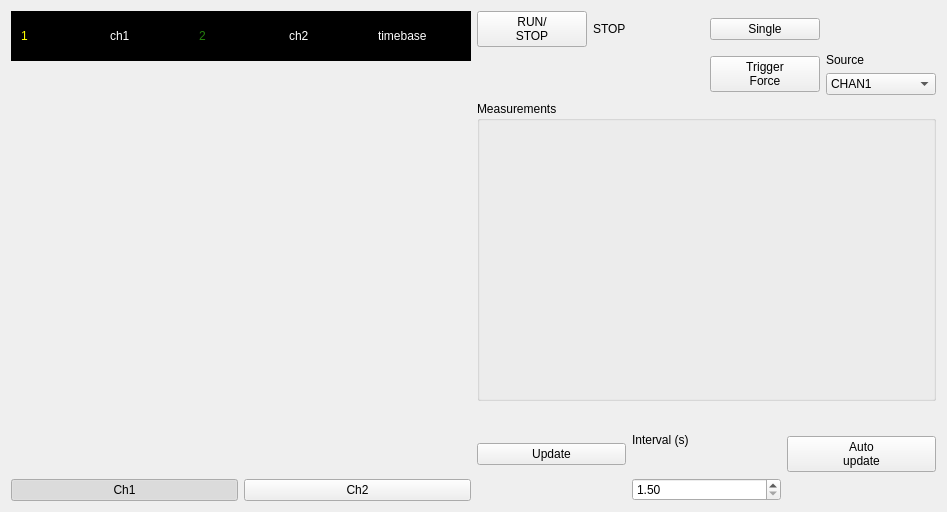
This is TDS220/OscilloscopeWidgetUI_v1_02.ui in snu-quiqcl/Verdin_Log as Qt 5 draws it before an edit. The edited form follows.
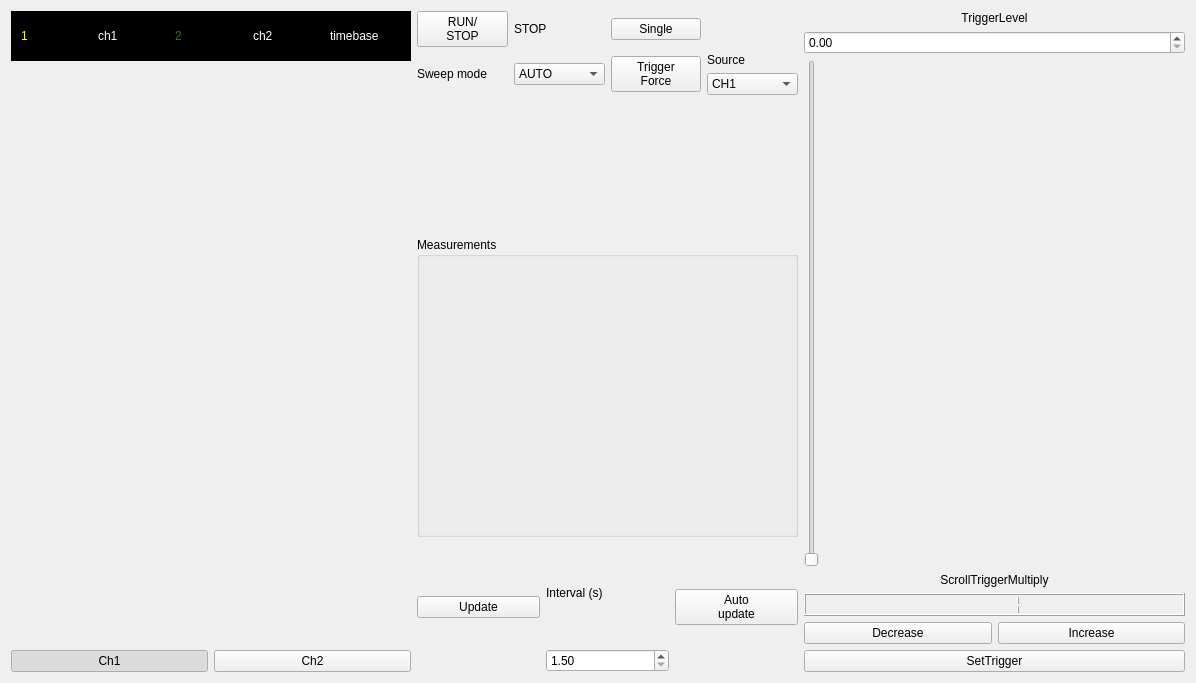
This is the edited form.

Diff of the .ui file:
```diff
--- a/TDS220/OscilloscopeWidgetUI_v1_02.ui
+++ b/TDS220/OscilloscopeWidgetUI_v1_02.ui
@@ -6,8 +6,8 @@
    <rect>
     <x>0</x>
     <y>0</y>
-    <width>947</width>
-    <height>512</height>
+    <width>1196</width>
+    <height>683</height>
    </rect>
   </property>
   <property name="windowTitle">
@@ -15,48 +15,35 @@
   </property>
   <layout class="QGridLayout" name="gridLayout_3">
    <item row="2" column="1">
-    <layout class="QGridLayout" name="gridLayout_2">
-     <item row="0" column="2">
-      <widget class="QLabel" name="label">
-       <property name="text">
-        <string>Interval (s)</string>
-       </property>
-      </widget>
-     </item>
-     <item row="0" column="3" rowspan="2">
-      <widget class="QPushButton" name="autoUpdateButton">
-       <property name="text">
-        <string>Auto
-update</string>
-       </property>
-       <property name="checkable">
-        <bool>true</bool>
-       </property>
-      </widget>
-     </item>
-     <item row="1" column="2">
-      <widget class="QDoubleSpinBox" name="updateIntervalSpinBox">
-       <property name="minimum">
-        <double>1.500000000000000</double>
-       </property>
-       <property name="maximum">
-        <double>100.000000000000000</double>
-       </property>
-       <property name="singleStep">
-        <double>0.500000000000000</double>
-       </property>
-      </widget>
-     </item>
-     <item row="0" column="1" rowspan="2">
-      <widget class="QPushButton" name="updateButton">
-       <property name="text">
-        <string>Update</string>
-       </property>
-      </widget>
-     </item>
-    </layout>
+    <widget class="QGroupBox" name="groupBox_2">
+     <property name="minimumSize">
+      <size>
+       <width>0</width>
+       <height>300</height>
+      </size>
+     </property>
+     <property name="title">
+      <string>Measurements</string>
+     </property>
+     <layout class="QGridLayout" name="gridLayout_4">
+      <item row="0" column="0">
+       <widget class="QLabel" name="MeasurementLabel">
+        <property name="text">
+         <string/>
+        </property>
+       </widget>
+      </item>
+      <item row="1" column="0">
+       <widget class="QLabel" name="Measurement_Immed">
+        <property name="text">
+         <string/>
+        </property>
+       </widget>
+      </item>
+     </layout>
+    </widget>
    </item>
-   <item row="0" column="0" rowspan="3">
+   <item row="0" column="0" rowspan="4">
     <layout class="QVBoxLayout" name="verticalLayout">
      <item>
       <widget class="QFrame" name="frame">
@@ -201,35 +188,6 @@
      </item>
     </layout>
    </item>
-   <item row="1" column="1">
-    <widget class="QGroupBox" name="groupBox_2">
-     <property name="minimumSize">
-      <size>
-       <width>0</width>
-       <height>300</height>
-      </size>
-     </property>
-     <property name="title">
-      <string>Measurements</string>
-     </property>
-     <layout class="QGridLayout" name="gridLayout_4">
-      <item row="0" column="0">
-       <widget class="QLabel" name="MeasurementLabel">
-        <property name="text">
-         <string/>
-        </property>
-       </widget>
-      </item>
-      <item row="1" column="0">
-       <widget class="QLabel" name="label_5">
-        <property name="text">
-         <string/>
-        </property>
-       </widget>
-      </item>
-     </layout>
-    </widget>
-   </item>
    <item row="0" column="1">
     <layout class="QGridLayout" name="gridLayout">
      <item row="0" column="3">
@@ -252,17 +210,12 @@
         <widget class="QComboBox" name="triggerSourceComboBox">
          <item>
           <property name="text">
-           <string>CHAN1</string>
+           <string>CH1</string>
           </property>
          </item>
          <item>
           <property name="text">
-           <string>CHAN2</string>
-          </property>
-         </item>
-         <item>
-          <property name="text">
-           <string>EXT</string>
+           <string>CH2</string>
           </property>
          </item>
         </widget>
@@ -283,6 +236,14 @@
        </property>
       </widget>
      </item>
+     <item row="1" column="2">
+      <widget class="QPushButton" name="triggerForceButton">
+       <property name="text">
+        <string>Trigger
+Force</string>
+       </property>
+      </widget>
+     </item>
      <item row="0" column="1">
       <widget class="QLabel" name="runStopStatus">
        <property name="text">
@@ -290,6 +251,31 @@
        </property>
       </widget>
      </item>
+     <item row="1" column="0">
+      <layout class="QVBoxLayout" name="verticalLayout_2">
+       <item>
+        <widget class="QLabel" name="label_3">
+         <property name="text">
+          <string>Sweep mode</string>
+         </property>
+        </widget>
+       </item>
+      </layout>
+     </item>
+     <item row="1" column="1">
+      <widget class="QComboBox" name="sweepModeComboBox">
+       <item>
+        <property name="text">
+         <string>AUTO</string>
+        </property>
+       </item>
+       <item>
+        <property name="text">
+         <string>NORM</string>
+        </property>
+       </item>
+      </widget>
+     </item>
      <item row="0" column="2">
       <widget class="QPushButton" name="singleButton">
        <property name="text">
@@ -300,14 +286,142 @@
        </property>
       </widget>
      </item>
-     <item row="1" column="0">
-      <layout class="QVBoxLayout" name="verticalLayout_2"/>
-     </item>
+    </layout>
+   </item>
+   <item row="3" column="1">
+    <layout class="QGridLayout" name="gridLayout_2">
      <item row="1" column="2">
-      <widget class="QPushButton" name="triggerForceButton">
+      <widget class="QDoubleSpinBox" name="updateIntervalSpinBox">
+       <property name="minimum">
+        <double>1.500000000000000</double>
+       </property>
+       <property name="maximum">
+        <double>100.000000000000000</double>
+       </property>
+       <property name="singleStep">
+        <double>0.500000000000000</double>
+       </property>
+      </widget>
+     </item>
+     <item row="0" column="1" rowspan="2">
+      <widget class="QPushButton" name="updateButton">
        <property name="text">
-        <string>Trigger
-Force</string>
+        <string>Update</string>
+       </property>
+      </widget>
+     </item>
+     <item row="0" column="2">
+      <widget class="QLabel" name="label">
+       <property name="text">
+        <string>Interval (s)</string>
+       </property>
+      </widget>
+     </item>
+     <item row="0" column="3" rowspan="2">
+      <widget class="QPushButton" name="autoUpdateButton">
+       <property name="text">
+        <string>Auto
+update</string>
+       </property>
+       <property name="checkable">
+        <bool>true</bool>
+       </property>
+      </widget>
+     </item>
+    </layout>
+   </item>
+   <item row="0" column="2" rowspan="4">
+    <layout class="QVBoxLayout" name="verticalLayout_5">
+     <item>
+      <widget class="QLabel" name="label_2">
+       <property name="text">
+        <string>TriggerLevel</string>
+       </property>
+       <property name="alignment">
+        <set>Qt::AlignCenter</set>
+       </property>
+      </widget>
+     </item>
+     <item>
+      <widget class="QDoubleSpinBox" name="TriggerLevelText"/>
+     </item>
+     <item>
+      <widget class="QSlider" name="TriggerLevelScroll">
+       <property name="enabled">
+        <bool>true</bool>
+       </property>
+       <property name="layoutDirection">
+        <enum>Qt::LeftToRight</enum>
+       </property>
+       <property name="maximum">
+        <number>1000</number>
+       </property>
+       <property name="singleStep">
+        <number>1</number>
+       </property>
+       <property name="orientation">
+        <enum>Qt::Vertical</enum>
+       </property>
+      </widget>
+     </item>
+     <item>
+      <widget class="QLabel" name="label_5">
+       <property name="text">
+        <string>ScrollTriggerMultiply</string>
+       </property>
+       <property name="alignment">
+        <set>Qt::AlignCenter</set>
+       </property>
+      </widget>
+     </item>
+     <item>
+      <layout class="QVBoxLayout" name="verticalLayout_6">
+       <item>
+        <widget class="QLCDNumber" name="TriggerLevelMul">
+         <property name="sizePolicy">
+          <sizepolicy hsizetype="Preferred" vsizetype="Minimum">
+           <horstretch>0</horstretch>
+           <verstretch>0</verstretch>
+          </sizepolicy>
+         </property>
+         <property name="value" stdset="0">
+          <double>1.000000000000000</double>
+         </property>
+        </widget>
+       </item>
+       <item>
+        <layout class="QHBoxLayout" name="horizontalLayout_2">
+         <item>
+          <widget class="QPushButton" name="Decrease">
+           <property name="text">
+            <string>Decrease</string>
+           </property>
+          </widget>
+         </item>
+         <item>
+          <widget class="QPushButton" name="pushButton">
+           <property name="sizePolicy">
+            <sizepolicy hsizetype="Minimum" vsizetype="Fixed">
+             <horstretch>0</horstretch>
+             <verstretch>0</verstretch>
+            </sizepolicy>
+           </property>
+           <property name="layoutDirection">
+            <enum>Qt::RightToLeft</enum>
+           </property>
+           <property name="text">
+            <string>Increase</string>
+           </property>
+          </widget>
+         </item>
+        </layout>
+       </item>
+      </layout>
+     </item>
+     <item>
+      <widget class="QPushButton" name="SetTriggerLevel">
+       <property name="text">
+        <string>SetTrigger</string>
        </property>
       </widget>
      </item>
```
Left out of the diff: 117 changed lines with no effect on the pictures.
